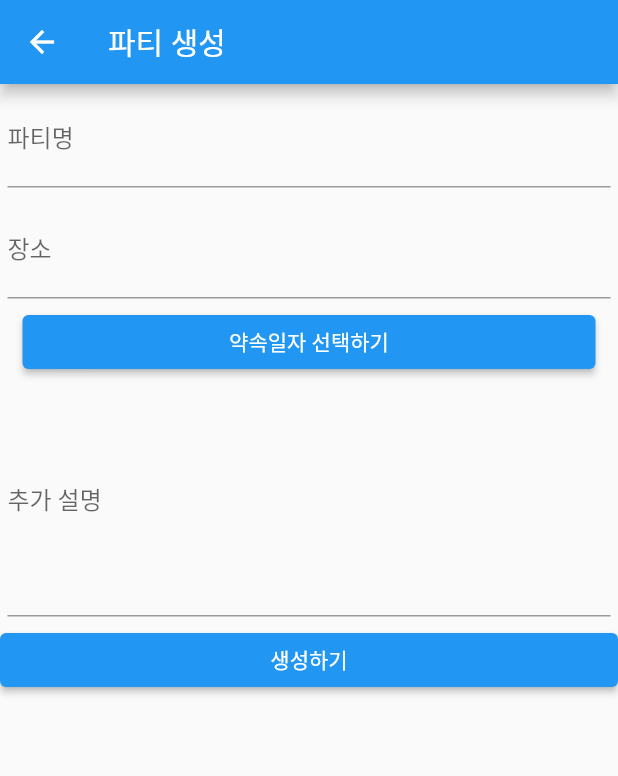
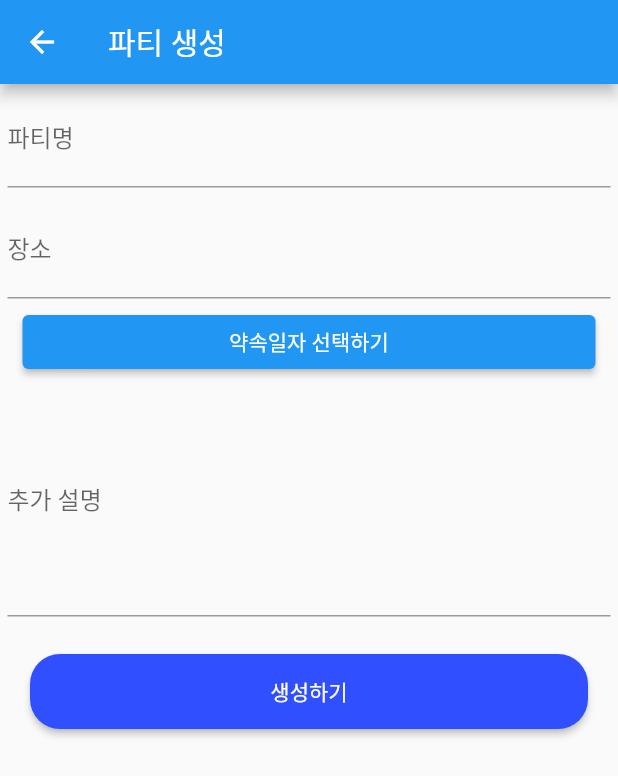
Before and after one commit to Dawon00/snack-party, a Flutter app: the AddPartyScreen screen opened directly, on a phone screen of 412 x 824 dp. Shown: the top 776 px of the screen. Run offline on Flutter 3.47's test engine with Material 2 defaults, Android fonts, the phone set to English and light mode, and no system bars; our stand-ins replace cloud_firestore, firebase_auth, firebase_core; accounts and stored records are empty; network calls fail.

Commit message:
FEAT - bar button design

```diff
--- a/lib/screen/add_party_screen.dart
+++ b/lib/screen/add_party_screen.dart
@@ -133,8 +133,9 @@ class _AddPartyScreenState extends State<AddPartyScreen> {
                     ),
                   ),
                 ),
-                SizedBox(
+                Container(
                   width: double.infinity,
+                  padding: EdgeInsets.all(20),
                   child: BarButton(
                       child: const Text('생성하기'),
                       onPressed: () {
--- a/lib/screen/party_screen.dart
+++ b/lib/screen/party_screen.dart
@@ -4,6 +4,7 @@ import 'package:flutter/material.dart';
 import 'package:snackparty/model/party.dart';
 import 'package:snackparty/model/user.dart';
 import 'package:snackparty/screen/home_screen.dart';
+import 'package:snackparty/widget/bar_button.dart';
 
 class PartyScreen extends StatefulWidget {
   final Party party;
@@ -90,7 +91,7 @@ class _PartyScreenState extends State<PartyScreen> {
       bottomNavigationBar: Padding(
         padding: EdgeInsets.all(20),
         child: isMember
-            ? ElevatedButton(
+            ? BarButton(
                 child: Text('신청 취소하기'),
                 onPressed: () async {
                   //user 모델에 신청한 party 삭제
@@ -141,7 +142,7 @@ class _PartyScreenState extends State<PartyScreen> {
                   //setState(() {});
                 },
               )
-            : ElevatedButton(
+            : BarButton(
                 child: Text('신청 하기'),
                 onPressed: () async {
                   //user 모델에 신청한 party 추가
--- a/lib/widget/bar_button.dart
+++ b/lib/widget/bar_button.dart
@@ -12,6 +12,14 @@ class BarButton extends StatelessWidget {
 
   @override
   Widget build(BuildContext context) {
-    return ElevatedButton(onPressed: onPressed, child: child);
+    return ElevatedButton(
+      onPressed: onPressed,
+      child: child,
+      style: ElevatedButton.styleFrom(
+          primary: Colors.indigoAccent[700],
+          fixedSize: const Size(300, 50),
+          shape:
+              RoundedRectangleBorder(borderRadius: BorderRadius.circular(20))),
+    );
   }
 }
```
